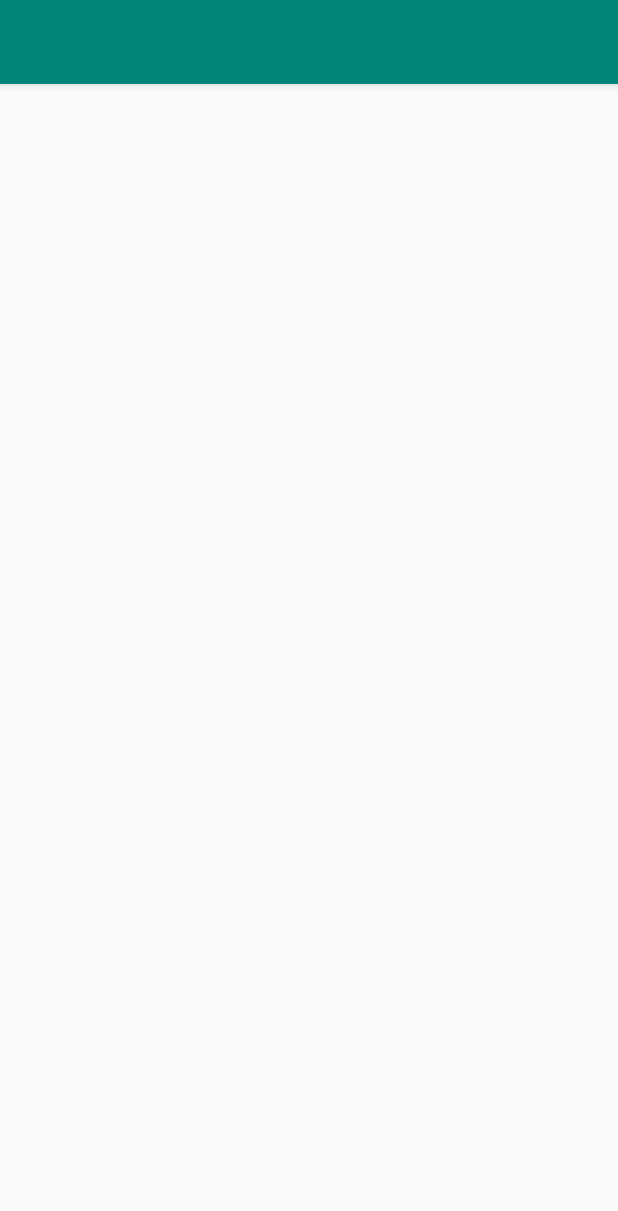
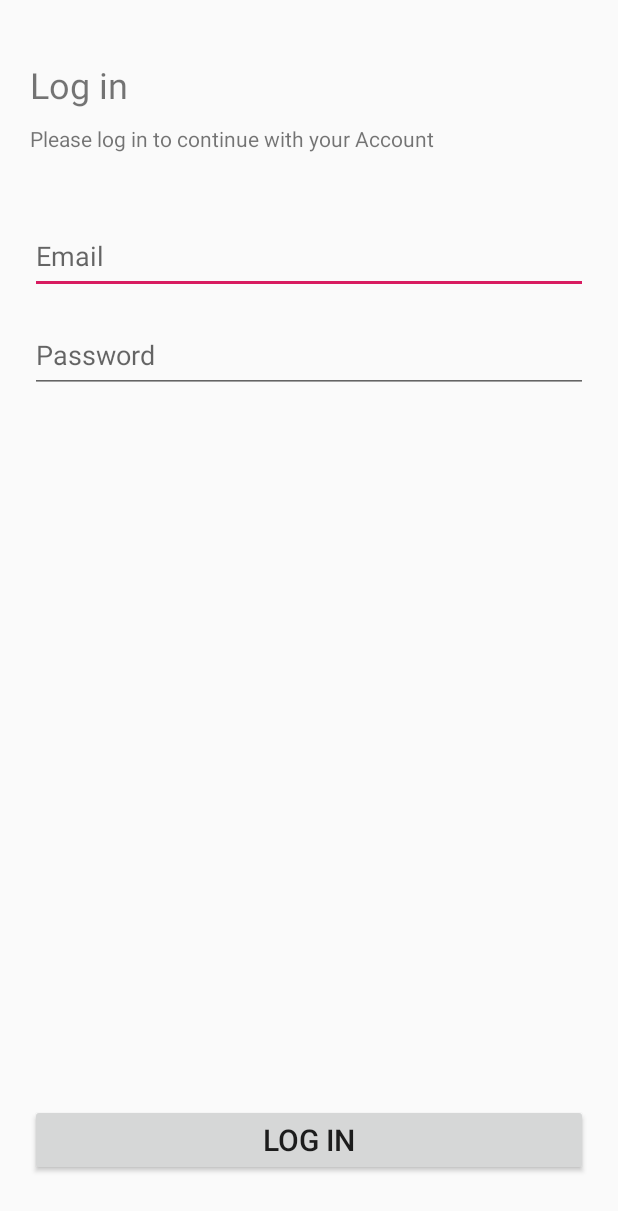
Before and after one commit to khaled-osama-elhabibi/ShoeStore, an Android app: the screen it shows after launch (MainActivity), on a phone screen of 412 x 824 dp. Shown: the top 1211 px of the screen. Run offline under Robolectric (Android 15) with nearby library versions, the phone set to English and light mode, and no system bars; our stand-ins replace Timber.

Commit message:
add: nav graph & login layout

```diff
--- /dev/null
+++ b/app/src/main/java/com/udacity/shoestore/LoginFragment.kt
@@ -0,0 +1,16 @@
+package com.udacity.shoestore
+
+import android.os.Bundle
+import android.view.LayoutInflater
+import android.view.View
+import android.view.ViewGroup
+import androidx.fragment.app.Fragment
+
+class LoginFragment : Fragment() {
+    override fun onCreateView(inflater: LayoutInflater, container: ViewGroup?,
+                              savedInstanceState: Bundle?): View? {
+        // Inflate the layout for this fragment
+        return inflater.inflate(R.layout.fragment_login, container, false)
+    }
+
+}
--- a/app/src/main/res/layout/activity_main.xml
+++ b/app/src/main/res/layout/activity_main.xml
@@ -7,19 +7,13 @@
     android:layout_height="match_parent"
     tools:context=".MainActivity">
 
-    <com.google.android.material.appbar.AppBarLayout
-        android:layout_height="wrap_content"
+    <fragment
+        android:id="@+id/nav_host_fragment"
+        android:name="androidx.navigation.fragment.NavHostFragment"
         android:layout_width="match_parent"
-        android:theme="@style/AppTheme.AppBarOverlay">
-
-        <androidx.appcompat.widget.Toolbar
-            android:id="@+id/toolbar"
-            android:layout_width="match_parent"
-            android:layout_height="?attr/actionBarSize"
-            android:background="?attr/colorPrimary"
-            app:popupTheme="@style/AppTheme.PopupOverlay"/>
-
-    </com.google.android.material.appbar.AppBarLayout>
+        android:layout_height="match_parent"
+        app:defaultNavHost="true"
+        app:navGraph="@navigation/nav_graph" />
 
 
 </androidx.coordinatorlayout.widget.CoordinatorLayout>
--- /dev/null
+++ b/app/src/main/res/layout/fragment_login.xml
@@ -0,0 +1,77 @@
+<?xml version="1.0" encoding="utf-8"?>
+
+<androidx.constraintlayout.widget.ConstraintLayout xmlns:android="http://schemas.android.com/apk/res/android"
+    xmlns:app="http://schemas.android.com/apk/res-auto"
+    xmlns:tools="http://schemas.android.com/tools"
+    android:layout_width="match_parent"
+    android:layout_height="match_parent">
+
+    <TextView
+        android:id="@+id/logIntextView"
+        android:layout_width="match_parent"
+        android:layout_height="wrap_content"
+        android:layout_marginStart="@dimen/margin_horizontal"
+        android:layout_marginTop="@dimen/margin_vertical"
+        android:layout_marginEnd="@dimen/margin_horizontal"
+        android:text="Log in"
+        android:textSize="24sp"
+        app:layout_constraintEnd_toEndOf="parent"
+        app:layout_constraintStart_toStartOf="parent"
+        app:layout_constraintTop_toTopOf="parent" />
+
+    <TextView
+        android:id="@+id/subLogIntextView"
+        android:layout_width="match_parent"
+        android:layout_height="wrap_content"
+        android:layout_marginStart="@dimen/margin_horizontal"
+        android:layout_marginTop="10dp"
+        android:layout_marginEnd="@dimen/margin_horizontal"
+        android:text="Please log in to continue with your Account "
+        app:layout_constraintEnd_toEndOf="parent"
+        app:layout_constraintStart_toStartOf="parent"
+        app:layout_constraintTop_toBottomOf="@+id/logIntextView" />
+
+    <Button
+        android:id="@+id/logInButton"
+        android:layout_width="match_parent"
+        android:layout_height="wrap_content"
+        android:layout_marginStart="@dimen/margin_horizontal"
+        android:layout_marginEnd="@dimen/margin_horizontal"
+        android:layout_marginBottom="@dimen/margin_vertical"
+        android:text="LOG IN"
+        android:textSize="20dp"
+        app:layout_constraintBottom_toBottomOf="parent"
+        app:layout_constraintEnd_toEndOf="parent"
+        app:layout_constraintStart_toStartOf="parent" />
+
+    <EditText
+        android:id="@+id/editTextTextEmailAddress2"
+        android:layout_width="match_parent"
+        android:layout_height="50dp"
+        android:layout_marginStart="@dimen/margin_horizontal"
+        android:layout_marginTop="44dp"
+        android:layout_marginEnd="@dimen/margin_horizontal"
+        android:ems="10"
+        android:inputType="textEmailAddress"
+        app:layout_constraintEnd_toEndOf="parent"
+        app:layout_constraintHorizontal_bias="0.0"
+        app:layout_constraintStart_toStartOf="parent"
+        android:hint="@string/email"
+        app:layout_constraintTop_toBottomOf="@+id/subLogIntextView" />
+
+    <EditText
+        android:id="@+id/editTextTextPassword2"
+        android:layout_width="match_parent"
+        android:layout_height="50dp"
+        android:layout_marginStart="@dimen/margin_horizontal"
+        android:layout_marginTop="16dp"
+        android:layout_marginEnd="@dimen/margin_horizontal"
+        android:ems="10"
+        android:hint="@string/password"
+        android:inputType="textPassword"
+        app:layout_constraintEnd_toEndOf="parent"
+        app:layout_constraintHorizontal_bias="0.0"
+        app:layout_constraintStart_toStartOf="parent"
+        app:layout_constraintTop_toBottomOf="@+id/editTextTextEmailAddress2" />
+
+</androidx.constraintlayout.widget.ConstraintLayout>
--- /dev/null
+++ b/app/src/main/res/navigation/nav_graph.xml
@@ -0,0 +1,11 @@
+<?xml version="1.0" encoding="utf-8"?>
+<navigation xmlns:android="http://schemas.android.com/apk/res/android"
+    xmlns:app="http://schemas.android.com/apk/res-auto"
+    android:id="@+id/nav_graph"
+    app:startDestination="@id/loginFragment">
+
+    <fragment
+        android:id="@+id/loginFragment"
+        android:name="com.udacity.shoestore.LoginFragment"
+        android:label="LoginFragment" />
+</navigation>
--- /dev/null
+++ b/app/src/main/res/values/dimens.xml
@@ -0,0 +1,5 @@
+<?xml version="1.0" encoding="utf-8"?>
+<resources>
+    <dimen name="margin_horizontal">20dp</dimen>
+    <dimen name="margin_vertical">40dp</dimen>
+</resources>
--- a/app/src/main/res/values/strings.xml
+++ b/app/src/main/res/values/strings.xml
@@ -1,3 +1,5 @@
 <resources>
     <string name="app_name">ShoeStore</string>
+    <string name="password">Password</string>
+    <string name="email">Email</string>
 </resources>
```
